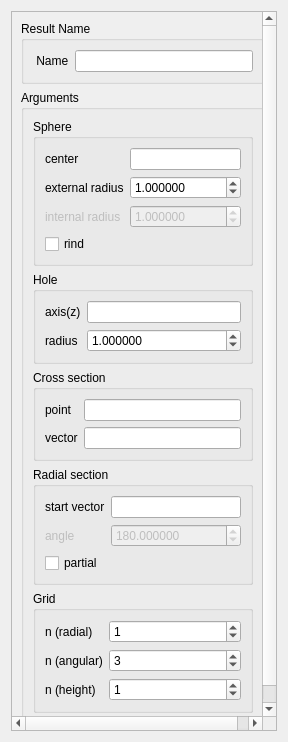
SalomePlatform/hexablock, file src/HEXABLOCKGUI/MakeHemiSphere_QTD.ui: the form before one commit.
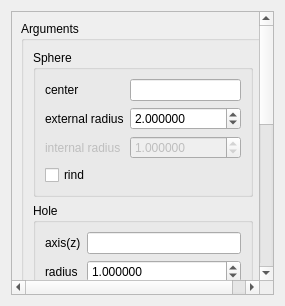
The form after the commit.

The edit to the form file:
```diff
--- a/src/HEXABLOCKGUI/MakeHemiSphere_QTD.ui
+++ b/src/HEXABLOCKGUI/MakeHemiSphere_QTD.ui
@@ -6,8 +6,8 @@
    <rect>
     <x>0</x>
     <y>0</y>
-    <width>288</width>
-    <height>742</height>
+    <width>285</width>
+    <height>306</height>
    </rect>
   </property>
   <property name="sizePolicy">
@@ -40,48 +40,10 @@
         <x>0</x>
         <y>0</y>
         <width>266</width>
-        <height>720</height>
+        <height>624</height>
        </rect>
       </property>
       <layout class="QVBoxLayout" name="verticalLayout">
-       <item>
-        <widget class="QGroupBox" name="groupBox_3">
-         <property name="sizePolicy">
-          <sizepolicy hsizetype="Preferred" vsizetype="Fixed">
-           <horstretch>0</horstretch>
-           <verstretch>0</verstretch>
-          </sizepolicy>
-         </property>
-         <property name="title">
-          <string>Result Name</string>
-         </property>
-         <layout class="QFormLayout" name="formLayout">
-          <item row="0" column="0">
-           <widget class="QLabel" name="label_15">
-            <property name="text">
-             <string> Name</string>
-            </property>
-           </widget>
-          </item>
-          <item row="0" column="1">
-           <widget class="QLineEdit" name="name_le">
-            <property name="sizePolicy">
-             <sizepolicy hsizetype="Expanding" vsizetype="Fixed">
-              <horstretch>0</horstretch>
-              <verstretch>0</verstretch>
-             </sizepolicy>
-            </property>
-            <property name="maximumSize">
-             <size>
-              <width>16777215</width>
-              <height>16777215</height>
-             </size>
-            </property>
-           </widget>
-          </item>
-         </layout>
-        </widget>
-       </item>
        <item>
         <widget class="QGroupBox" name="groupBox">
          <property name="title">
@@ -145,7 +107,7 @@
                 <double>1000000000.000000000000000</double>
                </property>
                <property name="value">
-                <double>1.000000000000000</double>
+                <double>2.000000000000000</double>
                </property>
               </widget>
              </item>
@@ -419,6 +381,9 @@
                  <verstretch>0</verstretch>
                 </sizepolicy>
                </property>
+               <property name="minimum">
+                <number>1</number>
+               </property>
                <property name="maximum">
                 <number>1000000</number>
                </property>
@@ -442,6 +407,9 @@
                  <verstretch>0</verstretch>
                 </sizepolicy>
                </property>
+               <property name="minimum">
+                <number>1</number>
+               </property>
                <property name="maximum">
                 <number>1000000</number>
                </property>
@@ -465,6 +433,9 @@
                  <verstretch>0</verstretch>
                 </sizepolicy>
                </property>
+               <property name="minimum">
+                <number>1</number>
+               </property>
                <property name="maximum">
                 <number>1000000</number>
                </property>
```
Left out of the diff: 1 changed line with no effect on the pictures.
